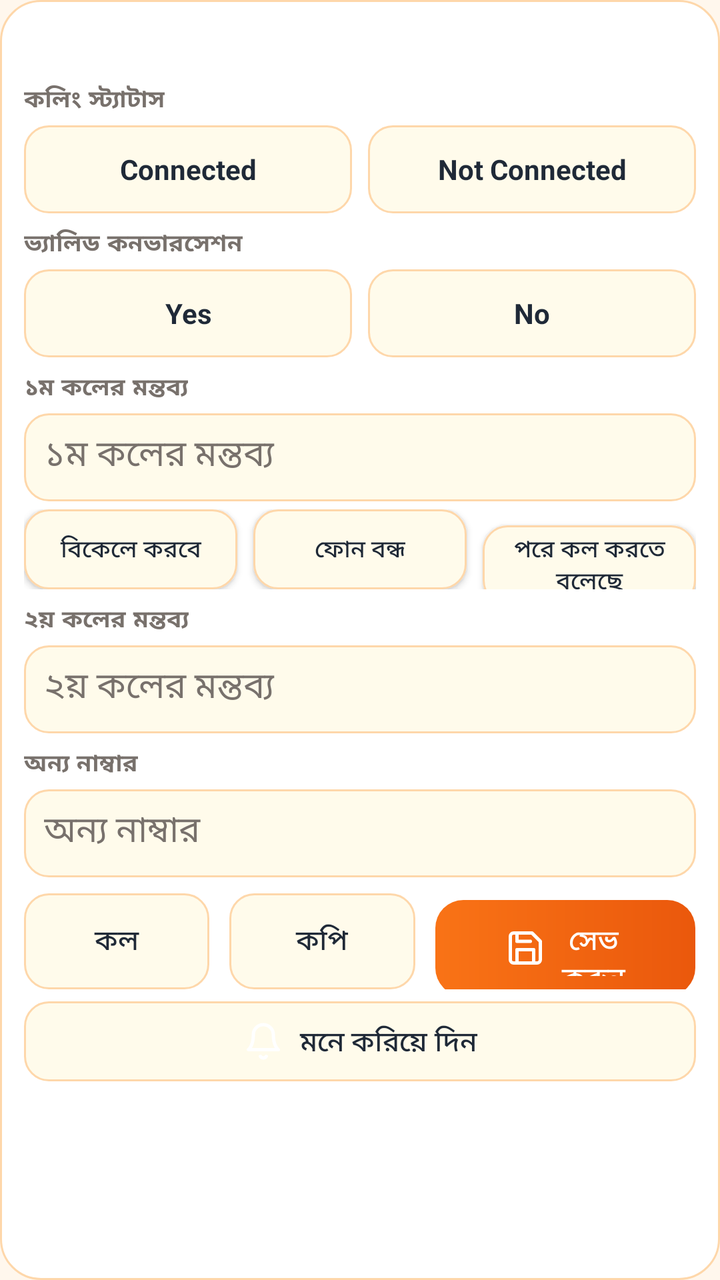
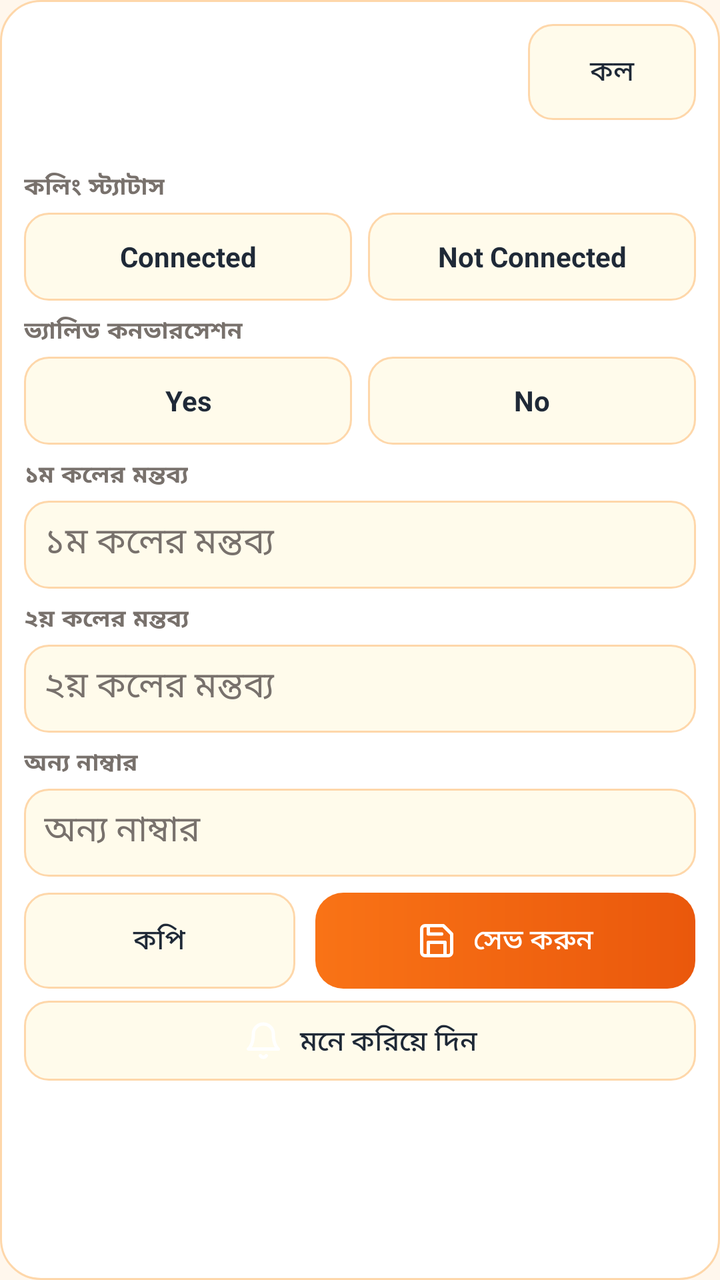

Two renders of the same Android screen: before a commit and after it. Below are the layout's source before the change and the commit's diff.
<!-- AndroidManifest.xml: application theme Theme.Telesales -->
<!-- res/layout/item_row.xml -->
<?xml version="1.0" encoding="utf-8"?>
<LinearLayout xmlns:android="http://schemas.android.com/apk/res/android"
    xmlns:app="http://schemas.android.com/apk/res-auto"
    android:layout_width="match_parent" android:layout_height="wrap_content"
    android:orientation="vertical" android:background="@drawable/glass_card"
    android:layout_margin="6dp" android:padding="12dp">
    <LinearLayout android:layout_width="match_parent" android:layout_height="wrap_content"
        android:orientation="horizontal" android:gravity="center_vertical">
        <TextView android:id="@+id/tvNumber" android:layout_width="0dp" android:layout_height="wrap_content"
            android:layout_weight="1" android:textSize="17sp" android:textStyle="bold"
            android:textColor="@color/ink" />
        <TextView android:id="@+id/tvRow" android:layout_width="wrap_content" android:layout_height="wrap_content"
            android:textSize="12sp" android:textColor="@color/muted_warm" />
    </LinearLayout>
    <TextView android:id="@+id/tvHistory" android:layout_width="match_parent"
        android:layout_height="wrap_content" android:textSize="12sp" android:textColor="@color/muted_warm"
        android:layout_marginTop="4dp" android:visibility="gone" />
    <TextView android:layout_width="wrap_content" android:layout_height="wrap_content"
        android:text="কলিং স্ট্যাটাস" android:textSize="12sp" android:textStyle="bold"
        android:textColor="@color/muted_warm" android:letterSpacing="0.05" android:layout_marginTop="6dp" />
    
    <LinearLayout android:layout_width="match_parent" android:layout_height="wrap_content"
        android:orientation="horizontal" android:layout_marginTop="4dp">
        <TextView android:id="@+id/statusChipConn" android:layout_width="0dp" android:layout_height="44dp"
            android:layout_weight="1" android:background="@drawable/glass_field" android:gravity="center"
            android:text="Connected" android:textSize="14sp" android:textStyle="bold"
            android:textColor="@color/ink" android:clickable="true" android:focusable="true" />
        <TextView android:id="@+id/statusChipNotConn" android:layout_width="0dp" android:layout_height="44dp"
            android:layout_weight="1" android:layout_marginStart="8dp" android:background="@drawable/glass_field"
            android:gravity="center" android:text="Not Connected" android:textSize="14sp" android:textStyle="bold"
            android:textColor="@color/ink" android:clickable="true" android:focusable="true" />
    </LinearLayout>
    <TextView android:layout_width="wrap_content" android:layout_height="wrap_content"
        android:text="ভ্যালিড কনভারসেশন" android:textSize="12sp" android:textStyle="bold"
        android:textColor="@color/muted_warm" android:letterSpacing="0.05" android:layout_marginTop="6dp" />
    
    <LinearLayout android:layout_width="match_parent" android:layout_height="wrap_content"
        android:orientation="horizontal" android:layout_marginTop="4dp">
        <TextView android:id="@+id/validChipYes" android:layout_width="0dp" android:layout_height="44dp"
            android:layout_weight="1" android:background="@drawable/glass_field" android:gravity="center"
            android:text="Yes" android:textSize="14sp" android:textStyle="bold"
            android:textColor="@color/ink" android:clickable="true" android:focusable="true" />
        <TextView android:id="@+id/validChipNo" android:layout_width="0dp" android:layout_height="44dp"
            android:layout_weight="1" android:layout_marginStart="8dp" android:background="@drawable/glass_field"
            android:gravity="center" android:text="No" android:textSize="14sp" android:textStyle="bold"
            android:textColor="@color/ink" android:clickable="true" android:focusable="true" />
    </LinearLayout>
    <TextView android:layout_width="wrap_content" android:layout_height="wrap_content"
        android:text="১ম কলের মন্তব্য" android:textSize="12sp" android:textStyle="bold"
        android:textColor="@color/muted_warm" android:letterSpacing="0.05" android:layout_marginTop="6dp" />
    <com.google.android.material.textfield.TextInputEditText android:id="@+id/etRemark1"
        android:layout_width="match_parent" android:layout_height="44dp" android:hint="১ম কলের মন্তব্য"
        android:background="@drawable/glass_field" android:padding="10dp" android:layout_marginTop="4dp"
        android:textColor="@color/ink" android:textColorHint="@color/muted_warm" />
    
    <LinearLayout android:layout_width="match_parent" android:layout_height="wrap_content"
        android:orientation="horizontal" android:layout_marginTop="4dp">
        <android.widget.Button android:id="@+id/phraseBtn1" android:layout_width="0dp"
            android:layout_height="40dp" android:minHeight="0dp" android:minWidth="0dp" android:layout_weight="1" android:text="বিকেলে করবে"
            android:textSize="12sp" android:background="@drawable/glass_field" android:textColor="@color/ink" />
        <android.widget.Button android:id="@+id/phraseBtn2" android:layout_width="0dp"
            android:layout_height="40dp" android:minHeight="0dp" android:minWidth="0dp" android:layout_weight="1" android:layout_marginStart="8dp"
            android:text="ফোন বন্ধ" android:textSize="12sp"
            android:background="@drawable/glass_field" android:textColor="@color/ink" />
        <android.widget.Button android:id="@+id/phraseBtn3" android:layout_width="0dp"
            android:layout_height="40dp" android:minHeight="0dp" android:minWidth="0dp" android:layout_weight="1" android:layout_marginStart="8dp"
            android:text="পরে কল করতে বলেছে" android:textSize="12sp"
            android:background="@drawable/glass_field" android:textColor="@color/ink" />
    </LinearLayout>
    <TextView android:layout_width="wrap_content" android:layout_height="wrap_content"
        android:text="২য় কলের মন্তব্য" android:textSize="12sp" android:textStyle="bold"
        android:textColor="@color/muted_warm" android:letterSpacing="0.05" android:layout_marginTop="6dp" />
    <com.google.android.material.textfield.TextInputEditText android:id="@+id/etRemark2"
        android:layout_width="match_parent" android:layout_height="44dp" android:hint="২য় কলের মন্তব্য"
        android:background="@drawable/glass_field" android:padding="10dp" android:layout_marginTop="4dp"
        android:textColor="@color/ink" android:textColorHint="@color/muted_warm" />
    <TextView android:layout_width="wrap_content" android:layout_height="wrap_content"
        android:text="অন্য নাম্বার" android:textSize="12sp" android:textStyle="bold"
        android:textColor="@color/muted_warm" android:letterSpacing="0.05" android:layout_marginTop="6dp" />
    <com.google.android.material.textfield.TextInputEditText android:id="@+id/etOthers"
        android:layout_width="match_parent" android:layout_height="44dp" android:hint="অন্য নাম্বার"
        android:inputType="phone" android:background="@drawable/glass_field" android:padding="10dp"
        android:layout_marginTop="4dp" android:textColor="@color/ink" android:textColorHint="@color/muted_warm" />
    <LinearLayout android:layout_width="match_parent" android:layout_height="wrap_content"
        android:orientation="horizontal" android:layout_marginTop="8dp">
        <com.google.android.material.button.MaterialButton android:id="@+id/btnCall" android:layout_width="0dp"
            android:layout_height="48dp" android:layout_weight="1" android:text="কল" android:minWidth="0dp" android:minHeight="0dp" android:gravity="center" android:textSize="14sp" android:paddingHorizontal="0dp"
            app:backgroundTint="@null" android:background="@drawable/glass_field" android:textColor="@color/ink" />
        <com.google.android.material.button.MaterialButton android:id="@+id/btnCopy" android:layout_width="0dp"
            android:layout_height="48dp" android:layout_weight="1" android:minWidth="0dp" android:minHeight="0dp" android:gravity="center" android:textSize="14sp" android:paddingHorizontal="0dp"
            android:layout_marginStart="10dp" android:text="কপি"
            app:backgroundTint="@null" android:background="@drawable/glass_field" android:textColor="@color/ink" />
        <com.google.android.material.button.MaterialButton android:id="@+id/btnSave"
            android:layout_width="0dp" android:layout_height="48dp" android:layout_weight="1.4" android:minHeight="0dp" android:gravity="center" android:textSize="14sp"
            android:layout_marginStart="10dp" android:text="সেভ করুন"
            app:icon="@drawable/ic_save" app:iconSize="20dp" app:iconPadding="8dp" app:iconGravity="textStart"
            app:backgroundTint="@null" android:background="@drawable/btn_gradient"
            android:textColor="@color/white" />
    </LinearLayout>
    
    <LinearLayout android:layout_width="match_parent" android:layout_height="wrap_content"
        android:orientation="horizontal" android:layout_marginTop="6dp">
        <com.google.android.material.button.MaterialButton android:id="@+id/remindBtn" android:layout_width="match_parent"
            android:layout_height="40dp" android:text="মনে করিয়ে দিন" android:minWidth="0dp" android:minHeight="0dp" android:gravity="center"
            app:icon="@drawable/ic_bell" app:iconSize="20dp" app:iconPadding="8dp" app:iconGravity="textStart"
            app:backgroundTint="@null" android:background="@drawable/glass_field" android:textColor="@color/ink" />
    </LinearLayout>
</LinearLayout>
<!-- resources referenced by this layout -->
<resources>
  <color name="ink">#1F2937</color>
  <color name="muted_warm">#78716C</color>
  <color name="white">#FFFFFF</color>
  <!-- drawable btn_gradient (drawable) -->
  <?xml version="1.0" encoding="utf-8"?>
  <shape xmlns:android="http://schemas.android.com/apk/res/android" android:shape="rectangle">
      <corners android:radius="14dp" />
      <gradient android:angle="0" android:startColor="@color/orange" android:endColor="@color/orange_deep" />
  </shape>
  <!-- drawable glass_card (drawable) -->
  <?xml version="1.0" encoding="utf-8"?>
  <shape xmlns:android="http://schemas.android.com/apk/res/android" android:shape="rectangle">
      <corners android:radius="20dp" />
      <solid android:color="@color/card_white" />
      <stroke android:width="1dp" android:color="@color/orange_border" />
  </shape>
  <!-- drawable glass_field (drawable) -->
  <?xml version="1.0" encoding="utf-8"?>
  <shape xmlns:android="http://schemas.android.com/apk/res/android" android:shape="rectangle">
      <corners android:radius="12dp" />
      <solid android:color="@color/field_cream" />
      <stroke android:width="1dp" android:color="@color/orange_border" />
  </shape>
  <!-- drawable ic_bell (drawable) -->
  <vector xmlns:android="http://schemas.android.com/apk/res/android"
      android:width="24dp" android:height="24dp" android:viewportWidth="24" android:viewportHeight="24">
      <path android:fillColor="@android:color/transparent" android:strokeColor="@android:color/white" android:strokeWidth="2" android:strokeLineCap="round" android:strokeLineJoin="round" android:pathData="M18,8A6,6 0,0 0 6,8c0,7-3,9-3,9h18s-3,-2-3,-9"/>
      <path android:fillColor="@android:color/transparent" android:strokeColor="@android:color/white" android:strokeWidth="2" android:strokeLineCap="round" android:strokeLineJoin="round" android:pathData="M13.73,21a2,2 0,0 1-3.46,0"/>
  </vector>
  <!-- drawable ic_save (drawable) -->
  <vector xmlns:android="http://schemas.android.com/apk/res/android"
      android:width="24dp" android:height="24dp" android:viewportWidth="24" android:viewportHeight="24">
      <path android:fillColor="@android:color/transparent" android:strokeColor="@android:color/white" android:strokeWidth="2" android:strokeLineCap="round" android:strokeLineJoin="round" android:pathData="M19,21H5a2,2 0,0 1-2,-2V5a2,2 0,0 1 2,-2h11l5,5v11a2,2 0,0 1-2,2z"/>
      <path android:fillColor="@android:color/transparent" android:strokeColor="@android:color/white" android:strokeWidth="2" android:strokeLineCap="round" android:strokeLineJoin="round" android:pathData="M17,21v-8H7v8"/>
      <path android:fillColor="@android:color/transparent" android:strokeColor="@android:color/white" android:strokeWidth="2" android:strokeLineCap="round" android:strokeLineJoin="round" android:pathData="M7,3v5h8"/>
  </vector>
  <style name="Theme.Telesales" parent="Theme.Material3.Light.NoActionBar">
          <item name="colorPrimary">@color/orange</item>
          <item name="colorPrimaryVariant">@color/orange_deep</item>
          <item name="android:textColorPrimary">@color/ink</item>
          <item name="android:textColorSecondary">@color/muted_warm</item>
          <item name="android:windowBackground">@color/cream</item>
          <item name="colorOnPrimary">@color/white</item>
      </style>
  <color name="orange">#F97316</color>
  <color name="orange_deep">#EA580C</color>
  <color name="card_white">#FFFFFF</color>
  <color name="orange_border">#FED7AA</color>
  <color name="field_cream">#FFFBEB</color>
  <color name="cream">#FFF7ED</color>
</resources>

<!-- the commit's change to res/layout/item_row.xml (unified diff, before → after) -->
@@ -9,9 +9,13 @@
         <TextView android:id="@+id/tvNumber" android:layout_width="0dp" android:layout_height="wrap_content"
             android:layout_weight="1" android:textSize="17sp" android:textStyle="bold"
             android:textColor="@color/ink" />
-        <TextView android:id="@+id/tvRow" android:layout_width="wrap_content" android:layout_height="wrap_content"
-            android:textSize="12sp" android:textColor="@color/muted_warm" />
+        <com.google.android.material.button.MaterialButton android:id="@+id/btnCall" android:layout_width="wrap_content"
+            android:layout_height="48dp" android:minWidth="84dp" android:minHeight="0dp" android:gravity="center" android:textSize="14sp" android:paddingHorizontal="12dp"
+            android:layout_marginStart="8dp" android:text="কল"
+            app:backgroundTint="@null" android:background="@drawable/glass_field" android:textColor="@color/ink" />
     </LinearLayout>
+    <TextView android:id="@+id/tvRow" android:layout_width="match_parent" android:layout_height="wrap_content"
+        android:textSize="12sp" android:textColor="@color/muted_warm" android:layout_marginTop="2dp" />
     <TextView android:id="@+id/tvHistory" android:layout_width="match_parent"
         android:layout_height="wrap_content" android:textSize="12sp" android:textColor="@color/muted_warm"
         android:layout_marginTop="4dp" android:visibility="gone" />
@@ -52,21 +56,6 @@
         android:layout_width="match_parent" android:layout_height="44dp" android:hint="১ম কলের মন্তব্য"
         android:background="@drawable/glass_field" android:padding="10dp" android:layout_marginTop="4dp"
         android:textColor="@color/ink" android:textColorHint="@color/muted_warm" />
-    
-    <LinearLayout android:layout_width="match_parent" android:layout_height="wrap_content"
-        android:orientation="horizontal" android:layout_marginTop="4dp">
-        <android.widget.Button android:id="@+id/phraseBtn1" android:layout_width="0dp"
-            android:layout_height="40dp" android:minHeight="0dp" android:minWidth="0dp" android:layout_weight="1" android:text="বিকেলে করবে"
-            android:textSize="12sp" android:background="@drawable/glass_field" android:textColor="@color/ink" />
-        <android.widget.Button android:id="@+id/phraseBtn2" android:layout_width="0dp"
-            android:layout_height="40dp" android:minHeight="0dp" android:minWidth="0dp" android:layout_weight="1" android:layout_marginStart="8dp"
-            android:text="ফোন বন্ধ" android:textSize="12sp"
-            android:background="@drawable/glass_field" android:textColor="@color/ink" />
-        <android.widget.Button android:id="@+id/phraseBtn3" android:layout_width="0dp"
-            android:layout_height="40dp" android:minHeight="0dp" android:minWidth="0dp" android:layout_weight="1" android:layout_marginStart="8dp"
-            android:text="পরে কল করতে বলেছে" android:textSize="12sp"
-            android:background="@drawable/glass_field" android:textColor="@color/ink" />
-    </LinearLayout>
     <TextView android:layout_width="wrap_content" android:layout_height="wrap_content"
         android:text="২য় কলের মন্তব্য" android:textSize="12sp" android:textStyle="bold"
         android:textColor="@color/muted_warm" android:letterSpacing="0.05" android:layout_marginTop="6dp" />
@@ -83,12 +72,9 @@
         android:layout_marginTop="4dp" android:textColor="@color/ink" android:textColorHint="@color/muted_warm" />
     <LinearLayout android:layout_width="match_parent" android:layout_height="wrap_content"
         android:orientation="horizontal" android:layout_marginTop="8dp">
-        <com.google.android.material.button.MaterialButton android:id="@+id/btnCall" android:layout_width="0dp"
-            android:layout_height="48dp" android:layout_weight="1" android:text="কল" android:minWidth="0dp" android:minHeight="0dp" android:gravity="center" android:textSize="14sp" android:paddingHorizontal="0dp"
-            app:backgroundTint="@null" android:background="@drawable/glass_field" android:textColor="@color/ink" />
         <com.google.android.material.button.MaterialButton android:id="@+id/btnCopy" android:layout_width="0dp"
             android:layout_height="48dp" android:layout_weight="1" android:minWidth="0dp" android:minHeight="0dp" android:gravity="center" android:textSize="14sp" android:paddingHorizontal="0dp"
-            android:layout_marginStart="10dp" android:text="কপি"
+            android:text="কপি"
             app:backgroundTint="@null" android:background="@drawable/glass_field" android:textColor="@color/ink" />
         <com.google.android.material.button.MaterialButton android:id="@+id/btnSave"
             android:layout_width="0dp" android:layout_height="48dp" android:layout_weight="1.4" android:minHeight="0dp" android:gravity="center" android:textSize="14sp"
